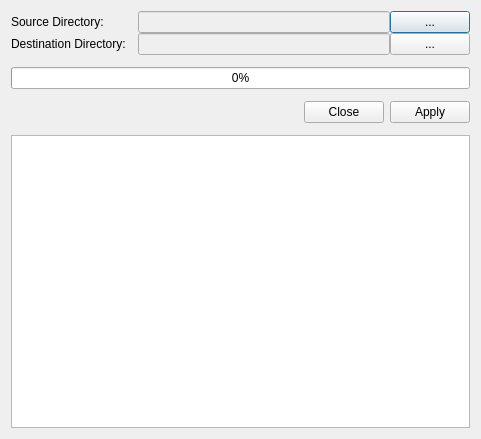
Qt form source/dialogs/bulkconverterdialog.ui (powertab/powertabeditor) before a commit.
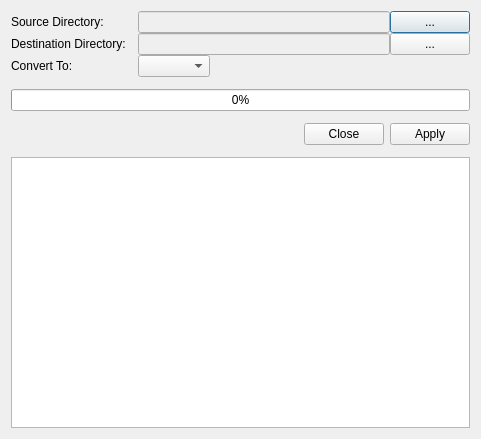
The same form after that commit.

```diff
--- a/source/dialogs/bulkconverterdialog.ui
+++ b/source/dialogs/bulkconverterdialog.ui
@@ -31,14 +31,14 @@
      <property name="verticalSpacing">
       <number>0</number>
      </property>
-     <item row="1" column="0">
+     <item row="0" column="0">
       <widget class="QLabel" name="sourceDirLabel">
        <property name="text">
         <string>Source Directory:</string>
        </property>
       </widget>
      </item>
-     <item row="1" column="1">
+     <item row="0" column="1">
       <layout class="QHBoxLayout" name="horizontalLayout">
        <property name="spacing">
         <number>0</number>
@@ -59,14 +59,14 @@
        </item>
       </layout>
      </item>
-     <item row="2" column="0">
+     <item row="1" column="0">
       <widget class="QLabel" name="destinationPathLabel">
        <property name="text">
         <string>Destination Directory:</string>
        </property>
       </widget>
      </item>
-     <item row="2" column="1">
+     <item row="1" column="1">
       <layout class="QHBoxLayout" name="horizontalLayout_2">
        <property name="spacing">
         <number>0</number>
@@ -87,6 +87,16 @@
        </item>
       </layout>
      </item>
+     <item row="2" column="0">
+      <widget class="QLabel" name="convertToLabel">
+       <property name="text">
+        <string>Convert To:</string>
+       </property>
+      </widget>
+     </item>
+     <item row="2" column="1">
+      <widget class="QComboBox" name="convertToComboBox"/>
+     </item>
     </layout>
    </item>
    <item>
```
